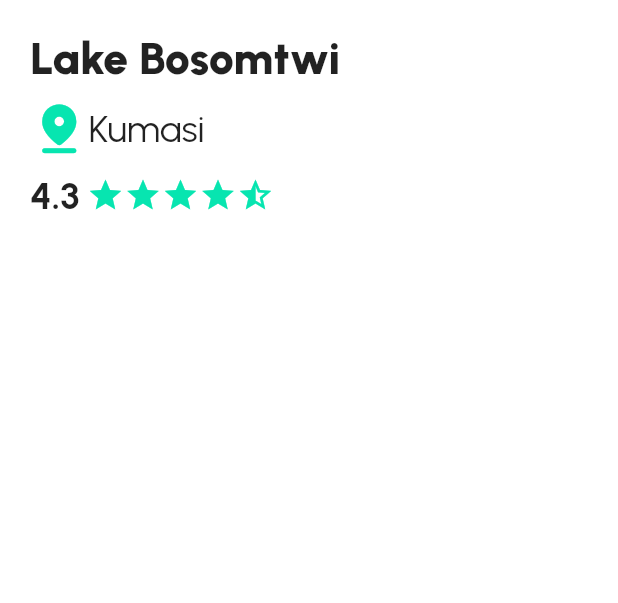
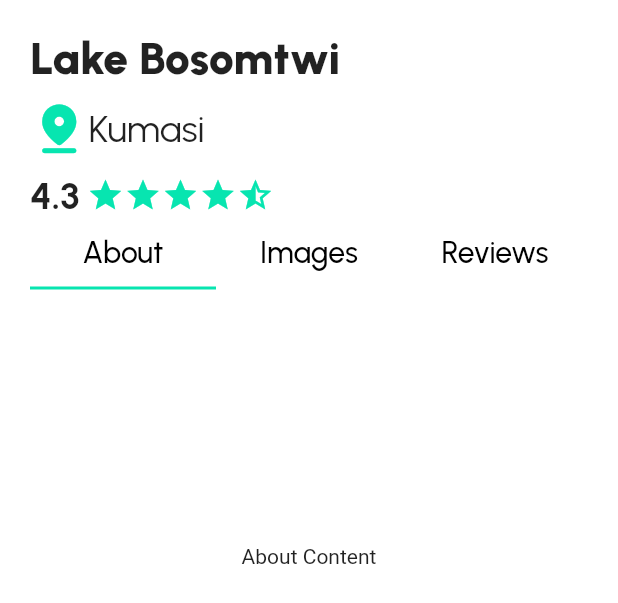
Before and after one commit to Manu-el-son/exploreAshanti, a Flutter app: the PostBottomBar widget shown alone on an empty page, opened directly, on a phone screen of 412 x 824 dp. Shown: the top 603 px of the screen. Run offline on Flutter 3.47's test engine with Material 2 defaults, Android fonts, the phone set to English and light mode, and no system bars; our stand-ins replace firebase_auth, firebase_core, google_nav_bar; accounts and stored records are empty; project files that could hold a hidden picture were left out.

Commit message:
Fixed the Tab Bar

```diff
--- a/lib/components/post_bottom_bar.dart
+++ b/lib/components/post_bottom_bar.dart
@@ -1,7 +1,28 @@
 import 'package:flutter/material.dart';
 
-class PostBottomBar extends StatelessWidget {
+class PostBottomBar extends StatefulWidget {
   const PostBottomBar({super.key});
+
+  @override
+  // ignore: library_private_types_in_public_api
+  _PostBottomBarState createState() => _PostBottomBarState();
+}
+
+class _PostBottomBarState extends State<PostBottomBar>
+    with SingleTickerProviderStateMixin {
+  late TabController _tabController;
+
+  @override
+  void initState() {
+    super.initState();
+    _tabController = TabController(length: 3, vsync: this);
+  }
+
+  @override
+  void dispose() {
+    _tabController.dispose();
+    super.dispose();
+  }
 
   @override
   Widget build(BuildContext context) {
@@ -15,15 +36,13 @@ class PostBottomBar extends StatelessWidget {
             topRight: Radius.circular(30),
           ),
         ),
-      child: ListView(
-        children: const [
-          Padding(
-            padding: EdgeInsets.only(),
+        child: Padding(
+          padding: const EdgeInsets.only(),
           child: Column(
             mainAxisAlignment: MainAxisAlignment.start,
             crossAxisAlignment: CrossAxisAlignment.start,
             children: [
-                Text(
+              const Text(
                 "Lake Bosomtwi",
                 style: TextStyle(
                   fontFamily: 'Urbanist',
@@ -31,10 +50,10 @@ class PostBottomBar extends StatelessWidget {
                   fontWeight: FontWeight.w900,
                 ),
               ),
-                SizedBox(
+              const SizedBox(
                 height: 10,
               ),
-                Row(
+              const Row(
                 children: [
                   Icon(
                     Icons.pin_drop_rounded,
@@ -50,10 +69,10 @@ class PostBottomBar extends StatelessWidget {
                   )
                 ],
               ),
-                SizedBox(
+              const SizedBox(
                 height: 10,
               ),
-                Row(
+              const Row(
                 children: [
                   Text(
                     '4.3',
@@ -93,11 +112,52 @@ class PostBottomBar extends StatelessWidget {
                   ),
                 ],
               ),
+              // const SizedBox(height: 20),
+              TabBar(
+                controller: _tabController,
+                indicatorColor: const Color.fromRGBO(
+                    7, 229, 176, 100), // Customize the indicator color
+                tabs: const [
+                  Tab(
+                      child: Text(
+                    'About',
+                    style: TextStyle(
+                        fontFamily: 'Urbanist',
+                        color: Colors.black,
+                        fontSize: 20),
+                  )),
+                  Tab(
+                      child: Text('Images',
+                          style: TextStyle(
+                              fontFamily: 'Urbanist',
+                              color: Colors.black,
+                              fontSize: 20))),
+                  Tab(
+                      child: Text('Reviews',
+                          style: TextStyle(
+                              fontFamily: 'Urbanist',
+                              color: Colors.black,
+                              fontSize: 20))),
+                ],
+              ),
+              //const SizedBox(height: 10),
+              Expanded(
+                child: TabBarView(
+                  controller: _tabController,
+                  children: const [
+                    // Content for the "About" tab
+                    Center(child: Text('About Content')),
+
+                    // Content for the "Images" tab
+                    Center(child: Text('Images Content')),
+
+                    // Content for the "Reviews" tab
+                    Center(child: Text('Reviews Content'))
                   ],
                 ),
               ),
             ],
           ),
-    );
+        ));
   }
 }
--- a/lib/pages/homepage.dart
+++ b/lib/pages/homepage.dart
@@ -61,7 +61,7 @@ class _HomePageState extends State<HomePage> {
                   },
                   child: Container(
                     height: 247,
-                    width: 334,
+                    width: 370,
                     decoration: BoxDecoration(
                         color: Colors.black,
                         borderRadius: BorderRadius.circular(15),
```
Lines whose indentation alone changed are shown as unchanged.
